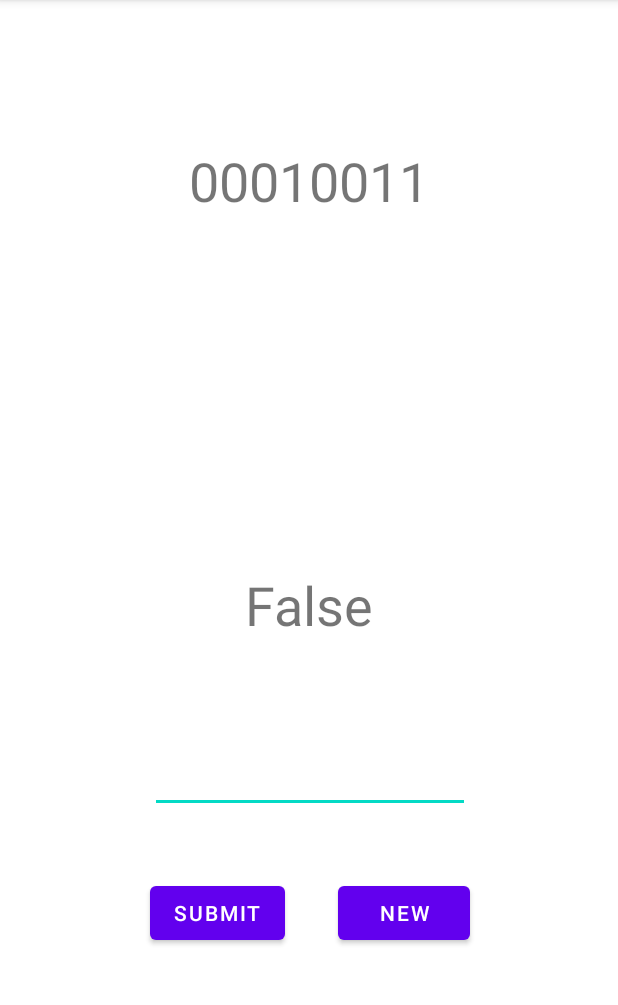
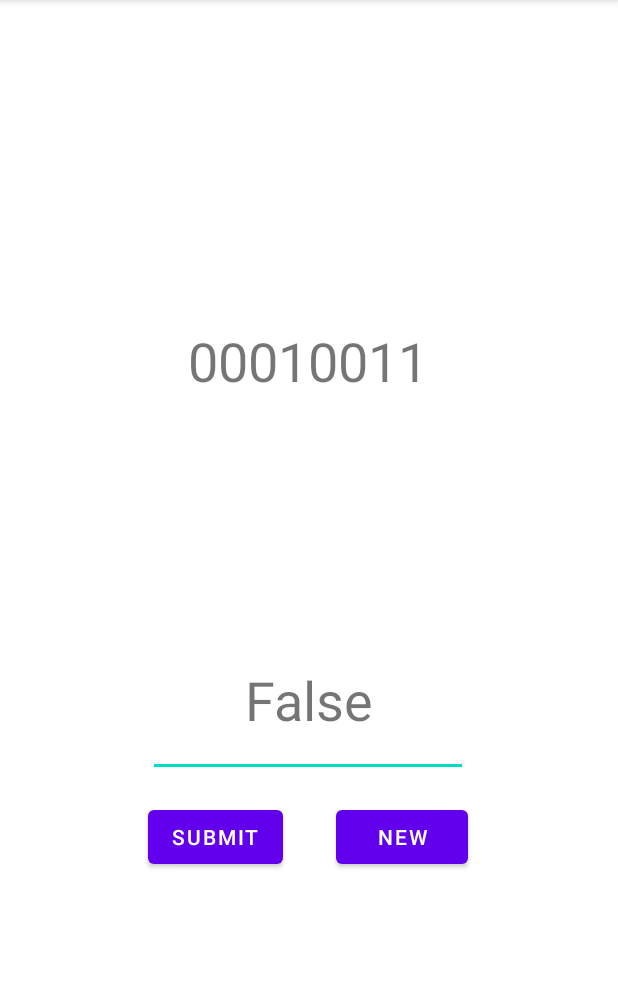
Before and after one commit to JoeBomm/Logos, an Android app: the TwosComplimentActivity screen opened directly, with no data from a screen before it, after a tap on "SUBMIT", on a phone screen of 412 x 824 dp, the part 84-1089 px from its top. Run offline under Robolectric (Android 15) with nearby library versions, the phone set to English and light mode, and no system bars; 2 statements that could not run were skipped; 1 other tap on this screen came first.

Commit message:
Make home buttons larer, adjust 2s compliment layout

```diff
--- a/app/src/main/java/com/joebomm/logos/TwosComplimentActivity.kt
+++ b/app/src/main/java/com/joebomm/logos/TwosComplimentActivity.kt
@@ -22,10 +22,12 @@ class TwosComplimentActivity : AppCompatActivity() {
         // function to update textViewBinary
         val randomNumber = Random.nextInt(1, 256)
         val textView = findViewById<TextView>(R.id.textViewBinary)
+        val textViewResult = findViewById<TextView>(R.id.textViewResult)
         val editText = findViewById<EditText>(R.id.editTextBinaryInput)
         val binaryNum = toBinary(randomNumber)
         textView.text = binaryNum
         editText.text.clear()
+        textViewResult.text = ""
 
 
         // Debugging the twosCompliment
--- a/app/src/main/res/layout/activity_main.xml
+++ b/app/src/main/res/layout/activity_main.xml
@@ -27,6 +27,7 @@
         android:layout_marginTop="276dp"
         android:onClick="openTwosCompliment"
         android:text="@string/button_twos_compliment"
+        android:textSize="24sp"
         app:layout_constraintEnd_toEndOf="parent"
         app:layout_constraintStart_toStartOf="parent"
         app:layout_constraintTop_toBottomOf="@+id/textView" />
@@ -38,6 +39,7 @@
         android:layout_marginTop="28dp"
         android:onClick="openTrueOrFalse"
         android:text="@string/button_true_or_false"
+        android:textSize="24sp"
         app:layout_constraintEnd_toEndOf="parent"
         app:layout_constraintStart_toStartOf="parent"
         app:layout_constraintTop_toBottomOf="@+id/button" />
@@ -49,6 +51,7 @@
         android:layout_marginTop="16dp"
         android:onClick="openAbout"
         android:text="@string/button_about"
+        android:textSize="24sp"
         app:layout_constraintBottom_toBottomOf="parent"
         app:layout_constraintEnd_toEndOf="parent"
         app:layout_constraintHorizontal_bias="0.498"
--- a/app/src/main/res/layout/activity_twos_compliment.xml
+++ b/app/src/main/res/layout/activity_twos_compliment.xml
@@ -11,13 +11,10 @@
         android:layout_width="wrap_content"
         android:layout_height="wrap_content"
         android:layout_marginTop="16dp"
-        android:layout_marginBottom="16dp"
         android:onClick="submitButton"
         android:text="@string/button_submit"
-        app:layout_constraintBottom_toBottomOf="parent"
         app:layout_constraintStart_toStartOf="@+id/editTextBinaryInput"
-        app:layout_constraintTop_toBottomOf="@+id/editTextBinaryInput"
-        app:layout_constraintVertical_bias="0.184" />
+        app:layout_constraintTop_toBottomOf="@+id/editTextBinaryInput" />
 
     <Button
         android:id="@+id/buttonNewBinary"
@@ -32,11 +29,11 @@
         android:id="@+id/editTextBinaryInput"
         android:layout_width="wrap_content"
         android:layout_height="wrap_content"
-        android:layout_marginTop="352dp"
+        android:layout_marginTop="208dp"
         android:ems="10"
         android:inputType="number"
         app:layout_constraintEnd_toEndOf="parent"
-        app:layout_constraintHorizontal_bias="0.502"
+        app:layout_constraintHorizontal_bias="0.497"
         app:layout_constraintStart_toStartOf="parent"
         app:layout_constraintTop_toBottomOf="@+id/textViewBinary" />
 
@@ -44,11 +41,11 @@
         android:id="@+id/textViewBinary"
         android:layout_width="wrap_content"
         android:layout_height="wrap_content"
-        android:layout_marginTop="96dp"
+        android:layout_marginTop="216dp"
         android:text="TextView"
         android:textSize="36sp"
         app:layout_constraintEnd_toEndOf="parent"
-        app:layout_constraintHorizontal_bias="0.5"
+        app:layout_constraintHorizontal_bias="0.498"
         app:layout_constraintStart_toStartOf="parent"
         app:layout_constraintTop_toTopOf="parent" />
 
@@ -58,9 +55,9 @@
         android:layout_height="wrap_content"
         android:layout_marginTop="164dp"
         android:textSize="36sp"
-        app:layout_constraintBottom_toTopOf="@+id/editTextBinaryInput"
+        app:layout_constraintBottom_toBottomOf="parent"
         app:layout_constraintEnd_toEndOf="parent"
         app:layout_constraintHorizontal_bias="0.5"
         app:layout_constraintStart_toStartOf="parent"
-        app:layout_constraintTop_toBottomOf="@+id/textViewBinary" />
+        app:layout_constraintTop_toTopOf="parent" />
 </androidx.constraintlayout.widget.ConstraintLayout>
```
